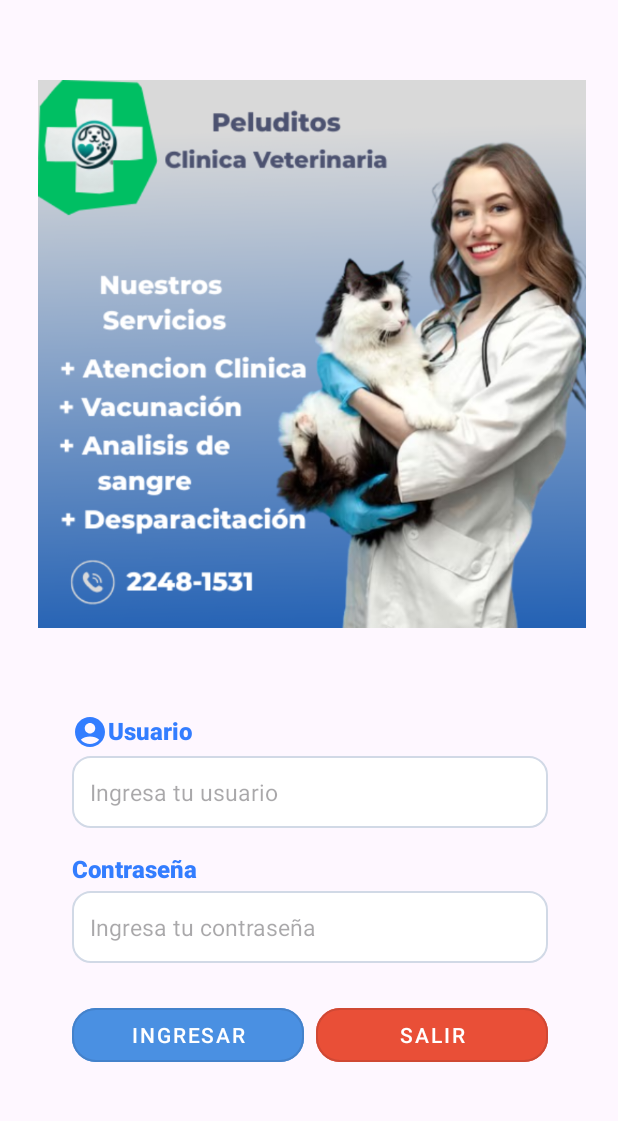
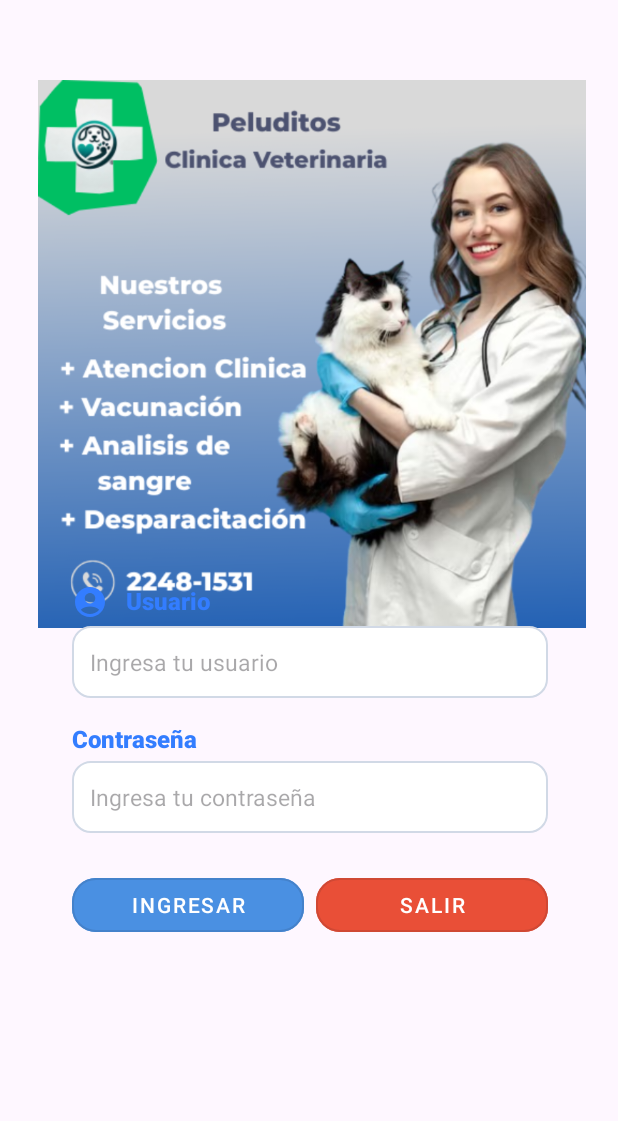
Before and after one commit to Victor120y/Victor120y-evaluacion-practica-1-DAM, an Android app: the screen it shows after launch (MainActivity), on a phone screen of 412 x 824 dp, the part 84-1205 px from its top. Run offline under Robolectric (Android 15) with nearby library versions, the phone set to English and light mode, and no system bars.

Commit message:
alinenado interfaz

```diff
--- a/app/src/main/res/layout/activity_main.xml
+++ b/app/src/main/res/layout/activity_main.xml
@@ -25,7 +25,6 @@
         android:layout_marginTop="108dp"
         android:layout_marginEnd="50dp"
         android:layout_marginBottom="85dp"
-        app:layout_constraintBottom_toTopOf="@+id/lblUsername"
         app:layout_constraintEnd_toEndOf="parent"
         app:layout_constraintHorizontal_bias="0.47"
         app:layout_constraintStart_toStartOf="parent"
@@ -39,9 +38,10 @@
             android:layout_height="wrap_content"
             android:layout_margin="32dp"
             app:cardCornerRadius="24dp"
-        app:cardElevation="8dp">
-
-
+            app:cardElevation="8dp"
+            app:layout_constraintTop_toBottomOf="@+id/imgSesion"
+            app:layout_constraintStart_toStartOf="parent"
+            app:layout_constraintEnd_toEndOf="parent">
         </androidx.cardview.widget.CardView>
 
     <LinearLayout
@@ -50,9 +50,11 @@
         android:layout_marginStart="42dp"
         android:layout_marginTop="24dp"
         android:layout_marginEnd="41dp"
+        android:layout_marginBottom="203dp"
         android:gravity="center_horizontal"
         android:orientation="vertical"
         android:padding="24dp"
+        app:layout_constraintBottom_toBottomOf="parent"
         app:layout_constraintEnd_toEndOf="parent"
         app:layout_constraintStart_toStartOf="parent"
         app:layout_constraintTop_toBottomOf="@+id/imgSesion">
@@ -60,11 +62,11 @@
 
         <TextView
             android:id="@+id/lblUsername"
+            android:drawablePadding="12dp"
             android:layout_width="match_parent"
             android:layout_height="wrap_content"
             android:layout_marginTop="8dp"
             android:drawableLeft="@drawable/user"
-
             android:text="Usuario"
             android:textSize="16sp" />
 
```
Also changed, not shown: app/src/main/java/com/example/veterinaria/dao/TareaDAO.java (+25 -0 lines). Lines whose indentation alone changed are shown as unchanged.
